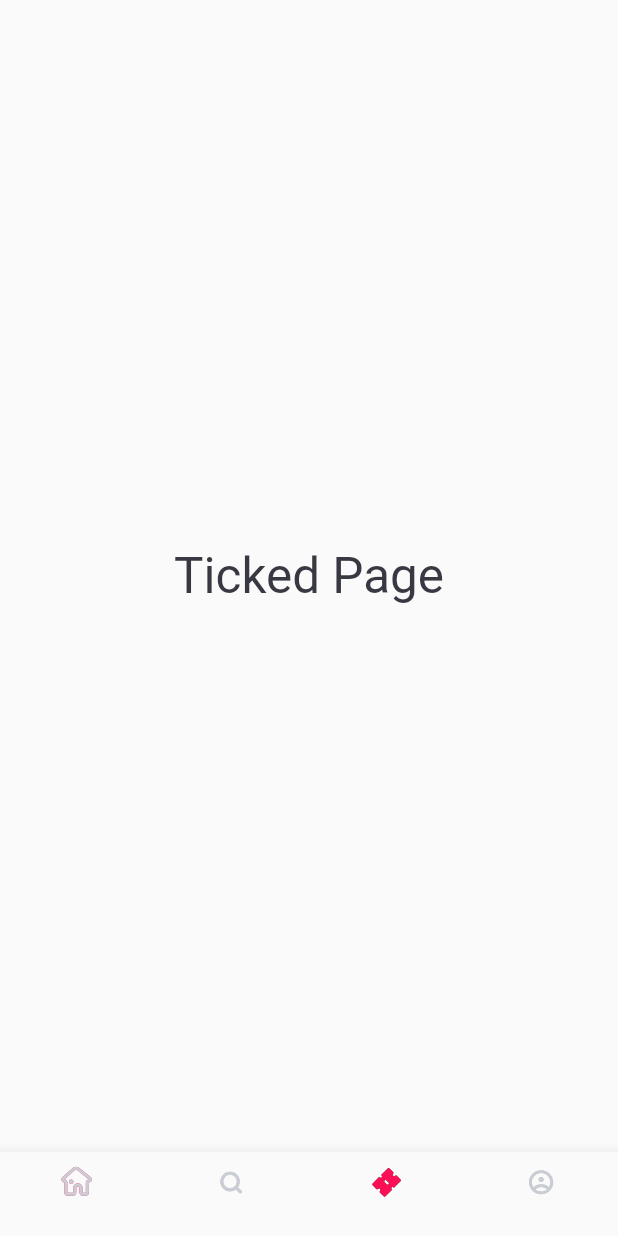
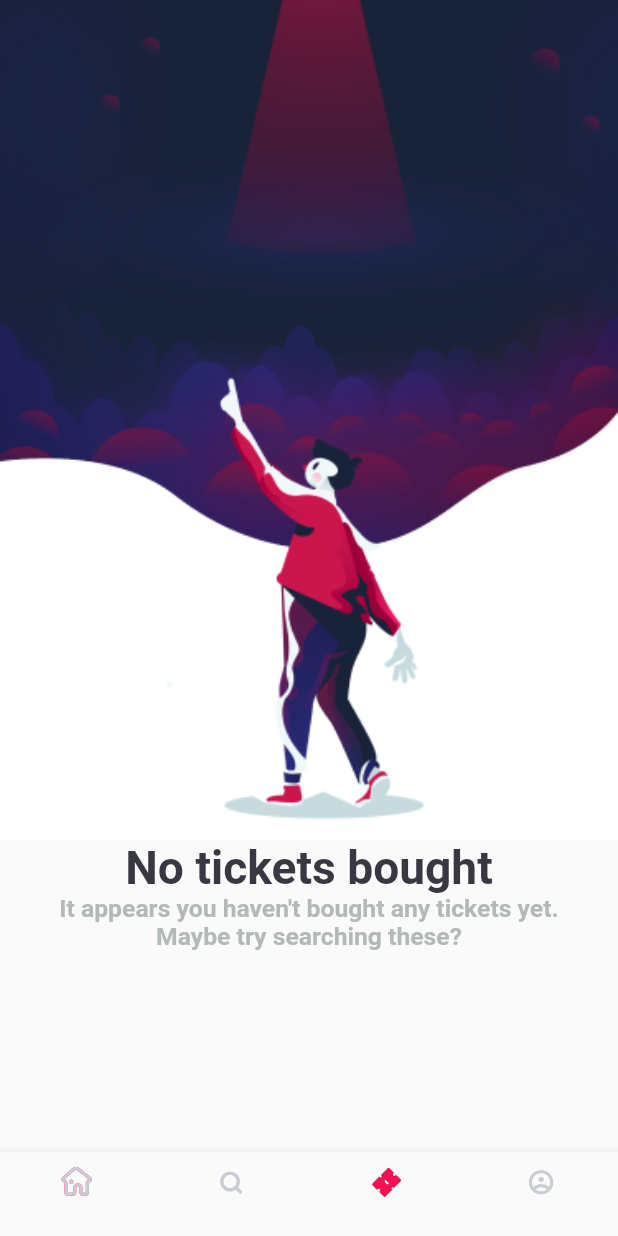
Before and after one commit to JaxaAnvarov/my_beta_programm-, a Flutter app: the screen it shows after launch, item 3 of the bottom bar chosen, on a phone screen of 412 x 824 dp. Run offline on Flutter 3.47's test engine with Material 2 defaults, Android fonts, the phone set to English and light mode, and no system bars; our stand-ins replace flutter_svg.

Commit message:
ticked page qoshildi

```diff
--- a/lib/core/components/text.dart
+++ b/lib/core/components/text.dart
@@ -15,6 +15,7 @@ class ConstantsText extends StatelessWidget {
   Widget build(BuildContext context) {
     return Text(
       text!,
+      textAlign: TextAlign.center,
       style: TextStyle(
         color: color,
         fontSize: size,
--- a/lib/core/constants/color/colors.dart
+++ b/lib/core/constants/color/colors.dart
@@ -7,6 +7,7 @@ class ProjectColors {
   Color kPrimaryBgColor = const Color(0xFFF2F2F2);
   Color kPrimaryTextColor = const Color(0xff373842);
   Color kPrimarySubtitlesColor = const Color(0xffb2b9d0);
+  Color kPrimatySecondaryTextColor = const Color(0xffB3B8B8);
 }
 
 class ConstColors {
--- a/lib/core/constants/export.dart
+++ b/lib/core/constants/export.dart
@@ -22,3 +22,4 @@ export 'package:my_beta_programm/core/constants/images/const_images.dart';
 export 'package:my_beta_programm/core/components/card/medium_card_page.dart';
 export 'package:my_beta_programm/core/constants/helper/information_helper.dart';
 export 'package:my_beta_programm/core/widgets/builder/list_builder.dart';
+export 'package:my_beta_programm/core/components/card/small_card_page.dart';
--- a/lib/core/constants/images/const_images.dart
+++ b/lib/core/constants/images/const_images.dart
@@ -1,3 +1,6 @@
+import 'package:my_beta_programm/core/constants/export.dart';
+
 class Images {
   static const bgImage = "assets/images/ima.png";
+  static const bgFon = "assets/images/bg_fon.png";
 }
--- a/lib/screens/search/search_page.dart
+++ b/lib/screens/search/search_page.dart
@@ -9,12 +9,10 @@ class SearchPage extends StatelessWidget {
     SizeConfig().init(context);
     return Scaffold(
       body: Center(
-        child: Text(
-          "Search Page",
-          style: TextStyle(
-            color: ProjectColors().kPrimaryBlackColor,
-            fontSize: getProportionateScreenWidth(30.0),
-          ),
+        child: ConstantsText(
+          size: getProportionateScreenWidth(30.0),
+          text: 'Seach Page',
+          color: ProjectColors().kPrimaryBlackColor,
         ),
       ),
     );
--- a/lib/screens/ticket/ticket_page.dart
+++ b/lib/screens/ticket/ticket_page.dart
@@ -9,12 +9,28 @@ class TickedPage extends StatelessWidget {
     SizeConfig().init(context);
     return Scaffold(
       body: Center(
-        child: Text(
-          "Ticked Page",
-          style: TextStyle(
-            color: ProjectColors().kPrimaryBlackColor,
-            fontSize: getProportionateScreenWidth(30.0),
-          ),
+        child: Column(
+          children: [
+            Container(
+              height: getProportionateScreenHeight(552.0),
+              width: double.infinity,
+              decoration: CDecoration().boxDecoration(
+                  radius: getProportionateScreenWidth(0.0),
+                  imageUrl: Images.bgFon,
+                  color: ProjectColors().kPrimaryWhiteColor),
+            ),
+            ConstantsText(
+              color: ProjectColors().kPrimaryTextColor,
+              text: 'No tickets bought',
+              size: getProportionateScreenWidth(28.0),
+            ),
+            ConstantsText(
+              color: ProjectColors().kPrimatySecondaryTextColor,
+              size: getProportionateScreenWidth(15.0),
+              text:
+                  "It appears you haven't bought any tickets yet.\nMaybe try searching these?",
+            ),
+          ],
         ),
       ),
     );
```
Also changed, not shown: assets/images/bg_fon.png (added), assets/images/image1.svg (deleted).
